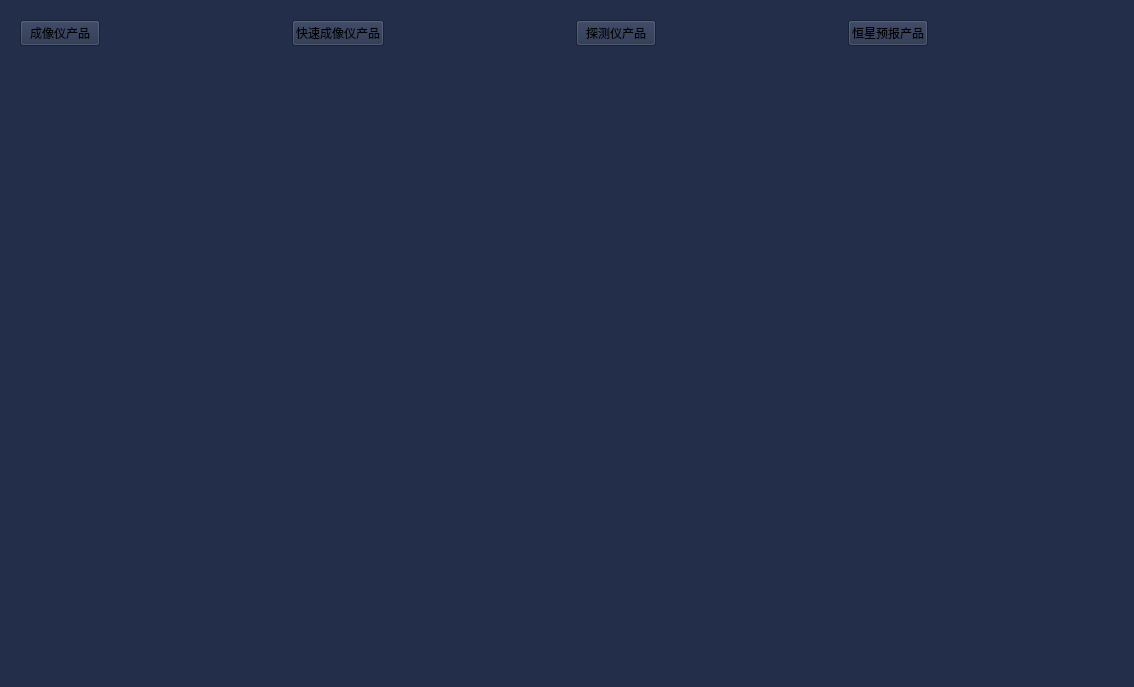
First picture: the form in MDS_DevelopWork/src/UserPlugins/ProductManagementPlugin/ProductManagementDialog.ui, repository fucked777/znsd, before the edit.
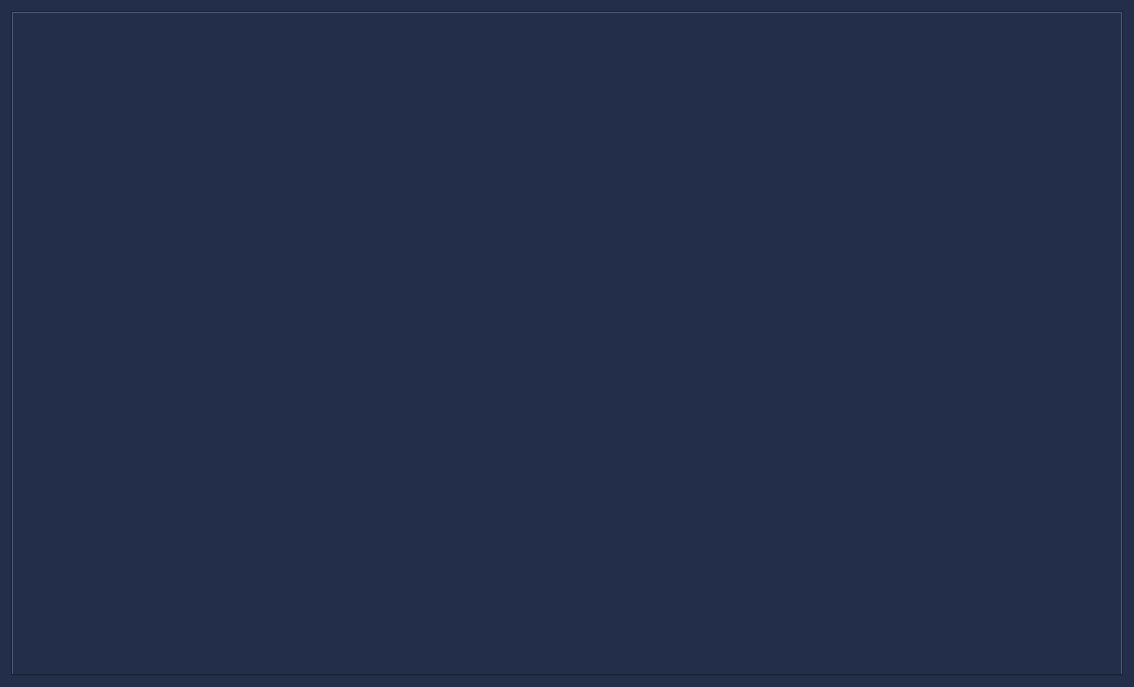
Second picture: the form after the edit.

Patch:
```diff
--- a/MDS_DevelopWork/src/UserPlugins/ProductManagementPlugin/ProductManagementDialog.ui
+++ b/MDS_DevelopWork/src/UserPlugins/ProductManagementPlugin/ProductManagementDialog.ui
@@ -16,99 +16,13 @@
   <property name="styleSheet">
    <string notr="true">background-color: #232e4a;</string>
   </property>
-  <layout class="QVBoxLayout" name="verticalLayout">
-   <item>
-    <layout class="QHBoxLayout" name="horizontalLayout_2">
-     <item>
-      <widget class="QWidget" name="widget" native="true">
-       <layout class="QHBoxLayout" name="horizontalLayout">
-        <item>
-         <widget class="QPushButton" name="imagerBtn">
-          <property name="text">
-           <string>成像仪产品</string>
-          </property>
-         </widget>
-        </item>
-        <item>
-         <spacer name="horizontalSpacer">
-          <property name="orientation">
-           <enum>Qt::Horizontal</enum>
-          </property>
-          <property name="sizeHint" stdset="0">
-           <size>
-            <width>73</width>
-            <height>20</height>
-           </size>
-          </property>
-         </spacer>
-        </item>
-        <item>
-         <widget class="QPushButton" name="fastImagerBtn">
-          <property name="text">
-           <string>快速成像仪产品</string>
-          </property>
-         </widget>
-        </item>
-        <item>
-         <spacer name="horizontalSpacer_4">
-          <property name="orientation">
-           <enum>Qt::Horizontal</enum>
-          </property>
-          <property name="sizeHint" stdset="0">
-           <size>
-            <width>40</width>
-            <height>20</height>
-           </size>
-          </property>
-         </spacer>
-        </item>
-        <item>
-         <widget class="QPushButton" name="detectorBtn">
-          <property name="text">
-           <string>探测仪产品</string>
-          </property>
-         </widget>
-        </item>
-        <item>
-         <spacer name="horizontalSpacer_2">
-          <property name="orientation">
-           <enum>Qt::Horizontal</enum>
-          </property>
-          <property name="sizeHint" stdset="0">
-           <size>
-            <width>73</width>
-            <height>20</height>
-           </size>
-          </property>
-         </spacer>
-        </item>
-        <item>
-         <widget class="QPushButton" name="stellarBtn">
-          <property name="text">
-           <string>恒星预报产品</string>
-          </property>
-         </widget>
-        </item>
-        <item>
-         <spacer name="horizontalSpacer_3">
-          <property name="orientation">
-           <enum>Qt::Horizontal</enum>
-          </property>
-          <property name="sizeHint" stdset="0">
-           <size>
-            <width>40</width>
-            <height>20</height>
-           </size>
-          </property>
-         </spacer>
-        </item>
-       </layout>
-      </widget>
-     </item>
-    </layout>
-   </item>
-   <item>
-    <widget class="QStackedWidget" name="stackedWidget"/>
+  <layout class="QGridLayout" name="gridLayout">
+   <item row="0" column="0">
+    <widget class="QTabWidget" name="tabWidget">
+     <property name="currentIndex">
+      <number>-1</number>
+     </property>
+    </widget>
    </item>
   </layout>
  </widget>
```
